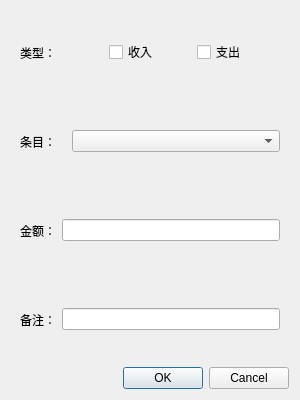
Before: the Qt Designer form add.ui in Icingworld/wuwuAccount, drawn with Qt 5.
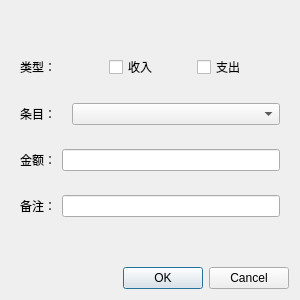
After: the same form once the commit is applied.

```diff
--- a/add.ui
+++ b/add.ui
@@ -7,7 +7,7 @@
     <x>0</x>
     <y>0</y>
     <width>300</width>
-    <height>400</height>
+    <height>300</height>
    </rect>
   </property>
   <property name="windowTitle">
@@ -16,6 +16,19 @@
   <layout class="QVBoxLayout" name="verticalLayout_2">
    <item>
     <layout class="QVBoxLayout" name="verticalLayout">
+     <item>
+      <spacer name="verticalSpacer">
+       <property name="orientation">
+        <enum>Qt::Vertical</enum>
+       </property>
+       <property name="sizeHint" stdset="0">
+        <size>
+         <width>20</width>
+         <height>40</height>
+        </size>
+       </property>
+      </spacer>
+     </item>
      <item>
       <widget class="QWidget" name="widget" native="true">
        <layout class="QHBoxLayout" name="horizontalLayout_2">
@@ -107,6 +120,19 @@
        </layout>
       </widget>
      </item>
+     <item>
+      <spacer name="verticalSpacer_2">
+       <property name="orientation">
+        <enum>Qt::Vertical</enum>
+       </property>
+       <property name="sizeHint" stdset="0">
+        <size>
+         <width>20</width>
+         <height>40</height>
+        </size>
+       </property>
+      </spacer>
+     </item>
     </layout>
    </item>
    <item>
```
